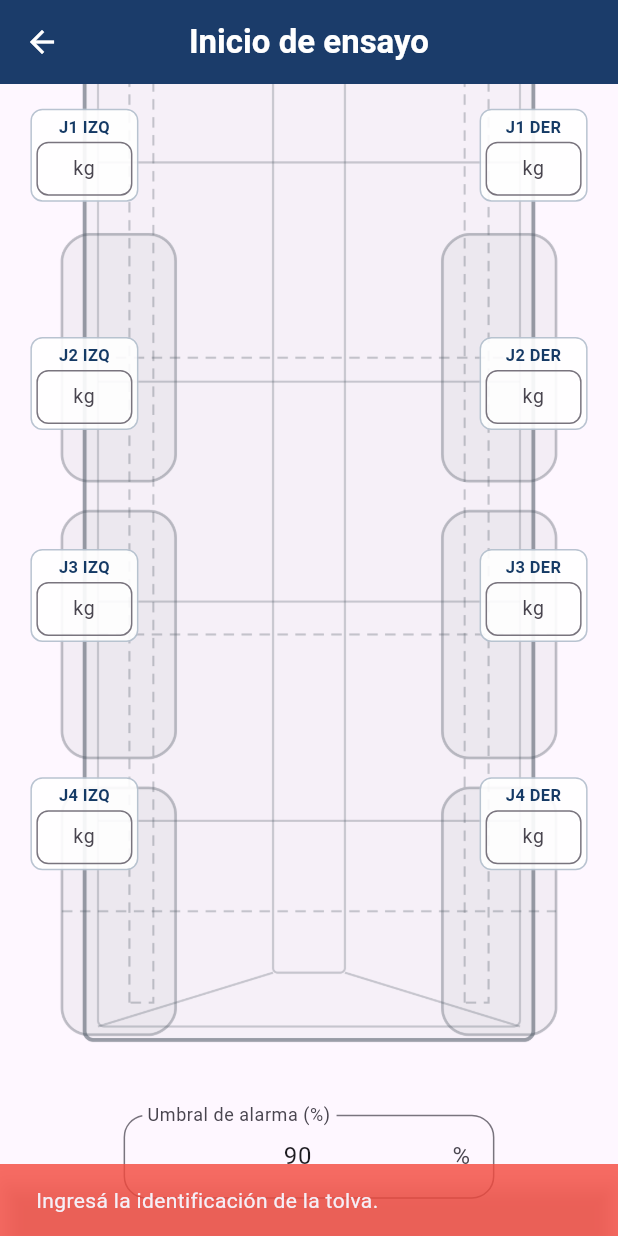
After one commit to Tirano61/9-platos-cestari-apk, a Flutter app: the InicioEnsayoPage screen opened by its route, scrolled down 576 dp, after a tap on "Comenzar ensayo", on a phone screen of 412 x 824 dp. The commit adds this screen. Run offline on Flutter 3.47's test engine with Material 3 defaults, Android fonts, the phone set to English and light mode, and no system bars; our stand-ins replace flutter_native_splash, get, permission_handler, share_plus, shared_preferences, sqflite; missing offline and left inert: excel, udp; accounts and stored records are empty; statements that could not run were skipped.

Commit message:
Inicio de ensayo: tolva, capacidades sobre el dibujo y umbral antes de los platos

```diff
--- /dev/null
+++ b/lib/Controllers/ensayo_controller.dart
@@ -0,0 +1,29 @@
+import 'package:get/get.dart';
+
+import 'package:nueve_platos_cestari/config/platos.dart';
+import 'package:nueve_platos_cestari/helpers/preferencias_ensayo.dart';
+
+/// Estado del ensayo de tolva en curso. Por ahora solo guarda lo que se cargo
+/// en la pantalla de inicio; el estatico y las maniobras se agregan despues.
+class EnsayoController extends GetxController {
+  /// Identificacion de la tolva ensayada.
+  final tolva = ''.obs;
+
+  /// Capacidad nominal de cada celda en kg (indice 0 = plato 1).
+  /// `''` = sin capacidad, esa celda no tiene alarma.
+  final capacidades = List.generate(cantidadPlatos, (_) => '').obs;
+
+  /// Umbral de alarma en %, comun a los 9 platos.
+  final umbral = PreferenciasEnsayo.umbralPorDefecto.obs;
+
+  void iniciarEnsayo({
+    required String tolva,
+    required List<String> capacidades,
+    required String umbral,
+  }) {
+    assert(capacidades.length == cantidadPlatos);
+    this.tolva.value = tolva;
+    this.capacidades.assignAll(capacidades);
+    this.umbral.value = umbral;
+  }
+}
--- a/lib/Pages/Home/homePage.dart
+++ b/lib/Pages/Home/homePage.dart
@@ -62,9 +62,9 @@ class HomePage extends StatelessWidget {
                       SizedBox(height: verticalSpacing),
                       ElevatedButton(
                         onPressed: () {
-                          Navigator.pushNamed(context, 'platos');
+                          Navigator.pushNamed(context, 'inicioEnsayo');
                         },
-                        child: const Text('Iniciar Pesaje'),
+                        child: const Text('Iniciar ensayo'),
                       ),
                     ],
                   ),
--- /dev/null
+++ b/lib/Pages/inicio_ensayo/inicio_ensayo_page.dart
@@ -0,0 +1,228 @@
+import 'package:flutter/material.dart';
+import 'package:flutter/services.dart';
+import 'package:get/get.dart';
+
+import 'package:nueve_platos_cestari/Controllers/ensayo_controller.dart';
+import 'package:nueve_platos_cestari/Pages/inicio_ensayo/widgets/tolva_capacidades.dart';
+import 'package:nueve_platos_cestari/Theme/theme.dart';
+import 'package:nueve_platos_cestari/config/SizeScreen.dart';
+import 'package:nueve_platos_cestari/config/platos.dart';
+import 'package:nueve_platos_cestari/config/theme.dart';
+import 'package:nueve_platos_cestari/helpers/preferencias_ensayo.dart';
+
+/// Inicio del ensayo (ruta 'inicioEnsayo'): identificacion de la tolva,
+/// capacidad nominal de cada celda sobre el dibujo y umbral de alarma.
+/// Las capacidades y el umbral se precargan de [PreferenciasEnsayo].
+class InicioEnsayoPage extends StatefulWidget {
+  const InicioEnsayoPage({super.key});
+
+  @override
+  State<InicioEnsayoPage> createState() => _InicioEnsayoPageState();
+}
+
+class _InicioEnsayoPageState extends State<InicioEnsayoPage> {
+  final _tolva = TextEditingController();
+  final _capacidades = [
+    for (var n = 1; n <= cantidadPlatos; n++) TextEditingController(),
+  ];
+  final _umbral = TextEditingController();
+
+  bool _cargando = true;
+  bool _tolvaVacia = false;
+
+  @override
+  void initState() {
+    super.initState();
+    _cargarPreferencias();
+  }
+
+  @override
+  void dispose() {
+    _tolva.dispose();
+    for (final c in _capacidades) {
+      c.dispose();
+    }
+    _umbral.dispose();
+    super.dispose();
+  }
+
+  Future<void> _cargarPreferencias() async {
+    final capacidades = await PreferenciasEnsayo.leerCapacidades();
+    final umbral = await PreferenciasEnsayo.leerUmbral();
+    if (!mounted) return;
+    setState(() {
+      for (var i = 0; i < cantidadPlatos; i++) {
+        _capacidades[i].text = capacidades[i];
+      }
+      _umbral.text = umbral;
+      _cargando = false;
+    });
+  }
+
+  /// Acepta la coma como separador decimal.
+  String _normalizar(String valor) => valor.trim().replaceAll(',', '.');
+
+  Future<void> _comenzar() async {
+    FocusScope.of(context).unfocus();
+
+    final tolva = _tolva.text.trim();
+    setState(() => _tolvaVacia = tolva.isEmpty);
+    if (tolva.isEmpty) {
+      _aviso('Ingresá la identificación de la tolva.');
+      return;
+    }
+
+    final capacidades = [for (final c in _capacidades) _normalizar(c.text)];
+    final invalidas = [
+      for (var n = 1; n <= cantidadPlatos; n++)
+        if (capacidades[n - 1].isNotEmpty &&
+            (double.tryParse(capacidades[n - 1]) ?? -1) < 0)
+          n,
+    ];
+    if (invalidas.isNotEmpty) {
+      _aviso('Capacidad inválida en: ${invalidas.map(nombrePlato).join(', ')}.');
+      return;
+    }
+
+    final umbral = _normalizar(_umbral.text);
+    final valorUmbral = double.tryParse(umbral);
+    if (valorUmbral == null || valorUmbral <= 0 || valorUmbral > 100) {
+      _aviso('El umbral de alarma tiene que ser un % mayor que 0 y hasta 100.');
+      return;
+    }
+
+    // Una celda sin capacidad no tiene alarma: se avisa pero se deja seguir.
+    final vacias = [
+      for (var n = 1; n <= cantidadPlatos; n++)
+        if (capacidades[n - 1].isEmpty) n,
+    ];
+    if (vacias.isNotEmpty && !await _confirmarSinCapacidad(vacias)) return;
+
+    await PreferenciasEnsayo.guardar(capacidades: capacidades, umbral: umbral);
+    Get.find<EnsayoController>().iniciarEnsayo(
+      tolva: tolva,
+      capacidades: capacidades,
+      umbral: umbral,
+    );
+
+    if (!mounted) return;
+    // Reemplaza la ruta: "atras" desde los platos vuelve al Home.
+    Navigator.pushReplacementNamed(context, 'platos');
+  }
+
+  Future<bool> _confirmarSinCapacidad(List<int> vacias) async {
+    final seguir = await showDialog<bool>(
+      context: context,
+      builder: (context) => AlertDialog(
+        title: const Text('Celdas sin capacidad'),
+        content: Text(
+          'No tienen capacidad cargada: ${vacias.map(nombrePlato).join(', ')}.\n'
+          'Esas celdas no van a tener alarma.',
+        ),
+        actions: [
+          TextButton(
+            onPressed: () => Navigator.pop(context, false),
+            child: const Text('Volver'),
+          ),
+          ElevatedButton(
+            onPressed: () => Navigator.pop(context, true),
+            child: const Text('Seguir'),
+          ),
+        ],
+      ),
+    );
+    return seguir ?? false;
+  }
+
+  void _aviso(String texto) {
+    ScaffoldMessenger.of(context).showSnackBar(
+      SnackBar(
+        content: Text(texto),
+        backgroundColor: ThemePlatos.errorColor,
+        duration: const Duration(seconds: 3),
+      ),
+    );
+  }
+
+  @override
+  Widget build(BuildContext context) {
+    return Scaffold(
+      appBar: AppBar(title: const Text('Inicio de ensayo')),
+      body: SafeArea(
+        child: _cargando
+            ? const Center(child: CircularProgressIndicator())
+            : _formulario(),
+      ),
+    );
+  }
+
+  Widget _formulario() {
+    final width = SizeScreen.sc().screenWidth;
+    final tablet = SizeScreen.sc().isMinWidth;
+
+    return SingleChildScrollView(
+      padding: EdgeInsets.symmetric(horizontal: width * 0.04, vertical: 16),
+      child: Column(
+        children: [
+          TextField(
+            controller: _tolva,
+            maxLength: 40,
+            textInputAction: TextInputAction.next,
+            onChanged: (_) {
+              if (_tolvaVacia) setState(() => _tolvaVacia = false);
+            },
+            decoration: InputDecoration(
+              border: OutlineInputBorder(borderRadius: BorderRadius.circular(15)),
+              counterText: '',
+              labelText: 'Identificación de la tolva',
+              errorText: _tolvaVacia ? 'Obligatorio' : null,
+              errorStyle: TextStyle(color: ThemePlatos.errorColor),
+            ),
+          ),
+          const SizedBox(height: 20),
+          Text(
+            'Capacidad nominal de cada celda (kg)',
+            style: TextStyle(
+              fontSize: tablet ? 16 : 14,
+              fontWeight: FontWeight.w700,
+              color: ThemeApp.colorTituloPlatos,
+            ),
+          ),
+          Text(
+            'Vacío = sin alarma para esa celda',
+            style: TextStyle(fontSize: tablet ? 13 : 11, color: Colors.black54),
+          ),
+          const SizedBox(height: 8),
+          // En tablet el dibujo no ocupa todo el ancho: quedaria demasiado alto.
+          ConstrainedBox(
+            constraints: const BoxConstraints(maxWidth: 520),
+            child: TolvaCapacidades(capacidades: _capacidades),
+          ),
+          const SizedBox(height: 20),
+          SizedBox(
+            width: tablet ? 260 : width * 0.6,
+            child: TextField(
+              controller: _umbral,
+              maxLength: 5,
+              textAlign: TextAlign.center,
+              keyboardType: const TextInputType.numberWithOptions(decimal: true),
+              inputFormatters: [FilteringTextInputFormatter.allow(RegExp(r'[0-9.,]'))],
+              decoration: InputDecoration(
+                border: OutlineInputBorder(borderRadius: BorderRadius.circular(15)),
+                counterText: '',
+                labelText: 'Umbral de alarma (%)',
+                suffixText: '%',
+              ),
+            ),
+          ),
+          const SizedBox(height: 20),
+          ElevatedButton.icon(
+            onPressed: _comenzar,
+            icon: const Icon(Icons.play_arrow),
+            label: const Text('Comenzar ensayo'),
+          ),
+        ],
+      ),
+    );
+  }
+}
--- /dev/null
+++ b/lib/Pages/inicio_ensayo/widgets/tolva_capacidades.dart
@@ -0,0 +1,117 @@
+import 'package:flutter/material.dart';
+import 'package:flutter/services.dart';
+
+import 'package:nueve_platos_cestari/config/SizeScreen.dart';
+import 'package:nueve_platos_cestari/config/platos.dart';
+import 'package:nueve_platos_cestari/config/theme.dart';
+
+/// Dibujo de la tolva con un campo de capacidad (kg) junto a cada celda.
+/// Se dibuja al ancho disponible; la posicion de cada campo sale de
+/// [posicionCelda], asi queda en su lugar con cualquier ancho de pantalla.
+class TolvaCapacidades extends StatelessWidget {
+  const TolvaCapacidades({super.key, required this.capacidades});
+
+  /// Un controller por plato (indice 0 = plato 1).
+  final List<TextEditingController> capacidades;
+
+  @override
+  Widget build(BuildContext context) {
+    return AspectRatio(
+      aspectRatio: proporcionTolva,
+      child: LayoutBuilder(
+        builder: (context, constraints) {
+          final ancho = constraints.maxWidth;
+          final alto = constraints.maxHeight;
+          final anchoCampo = (ancho * 0.19).clamp(60.0, 110.0);
+
+          return Stack(
+            children: [
+              Positioned.fill(
+                child: Image.asset(imagenTolva, fit: BoxFit.contain),
+              ),
+              for (var n = 1; n <= cantidadPlatos; n++)
+                _campo(n, ancho, alto, anchoCampo),
+            ],
+          );
+        },
+      ),
+    );
+  }
+
+  Widget _campo(int plato, double ancho, double alto, double anchoCampo) {
+    final posicion = posicionCelda(plato);
+    final x = posicion.x * ancho;
+    // Lado der: el campo arranca en x. Enganche y lado izq: termina en x.
+    final izquierda = esLadoDerecho(plato) ? x : x - anchoCampo;
+
+    return Positioned(
+      left: izquierda.clamp(0.0, ancho - anchoCampo),
+      top: posicion.y * alto,
+      width: anchoCampo,
+      // Centrado en la linea de la celda.
+      child: FractionalTranslation(
+        translation: const Offset(0, -0.5),
+        child: _CampoCapacidad(
+          label: nombrePlato(plato),
+          controller: capacidades[plato - 1],
+        ),
+      ),
+    );
+  }
+}
+
+/// Etiqueta con el nombre del plato y campo numerico chico (kg).
+class _CampoCapacidad extends StatelessWidget {
+  const _CampoCapacidad({required this.label, required this.controller});
+
+  final String label;
+  final TextEditingController controller;
+
+  @override
+  Widget build(BuildContext context) {
+    final tablet = SizeScreen.sc().isMinWidth;
+
+    return Container(
+      padding: const EdgeInsets.all(3),
+      decoration: BoxDecoration(
+        color: Colors.white.withValues(alpha: 0.9),
+        borderRadius: BorderRadius.circular(8),
+        border: Border.all(color: ThemeApp.colorTituloPlatos.withValues(alpha: 0.3)),
+      ),
+      child: Column(
+        mainAxisSize: MainAxisSize.min,
+        crossAxisAlignment: CrossAxisAlignment.stretch,
+        children: [
+          Text(
+            label,
+            textAlign: TextAlign.center,
+            maxLines: 1,
+            overflow: TextOverflow.ellipsis,
+            style: TextStyle(
+              fontSize: tablet ? 13 : 11,
+              fontWeight: FontWeight.w700,
+              color: ThemeApp.colorTituloPlatos,
+            ),
+          ),
+          const SizedBox(height: 2),
+          TextField(
+            controller: controller,
+            maxLength: 7,
+            textAlign: TextAlign.center,
+            textInputAction: TextInputAction.next,
+            keyboardType: const TextInputType.numberWithOptions(decimal: true),
+            inputFormatters: [FilteringTextInputFormatter.allow(RegExp(r'[0-9.,]'))],
+            style: TextStyle(fontSize: tablet ? 15 : 13),
+            decoration: InputDecoration(
+              isDense: true,
+              counterText: '',
+              hintText: 'kg',
+              contentPadding: const EdgeInsets.symmetric(horizontal: 4, vertical: 8),
+              border: OutlineInputBorder(borderRadius: BorderRadius.circular(8)),
+            ),
+          ),
+        ],
+      ),
+    );
+  }
+}
--- a/lib/Pages/nueve_platos/nueve_platos_page.dart
+++ b/lib/Pages/nueve_platos/nueve_platos_page.dart
@@ -10,6 +10,7 @@ import 'package:nueve_platos_cestari/models/pesadas/pesada_payload_model.dart';
 
 import 'package:nueve_platos_cestari/Pages/nueve_platos/widgets/export_home_wigets.dart';
 import 'package:nueve_platos_cestari/Controllers/controllers_export.dart';
+import 'package:nueve_platos_cestari/Controllers/ensayo_controller.dart';
 
 
 
@@ -20,6 +21,7 @@ class NuevePlatosPage extends StatelessWidget {
   final pesoControllers = [
     for (var n = 1; n <= cantidadPlatos; n++) Get.find<PesoController>(tag: 'plato$n'),
   ];
+  final ensayo = Get.find<EnsayoController>();
 
   @override
   Widget build(BuildContext context) {
@@ -31,7 +33,12 @@ class NuevePlatosPage extends StatelessWidget {
       return Scaffold(
         appBar: AppBar(
           //backgroundColor: ThemePlatos.backgroundTitulos,
-          title: const Text( 'Balanzas Hook'),
+          // Nombre de la tolva del ensayo en curso.
+          title: Text(
+            ensayo.tolva.value.isEmpty ? 'Balanzas Hook' : ensayo.tolva.value,
+            maxLines: 1,
+            overflow: TextOverflow.ellipsis,
+          ),
 
         ),
         body: Column(
--- a/lib/config/platos.dart
+++ b/lib/config/platos.dart
@@ -17,3 +17,29 @@ const List<String> nombresPlatos = [
 
 /// Nombre del plato [plato] (1..cantidadPlatos).
 String nombrePlato(int plato) => nombresPlatos[plato - 1];
+
+/// Dibujo de la tolva vista desde arriba, con la lanza y el enganche arriba.
+const String imagenTolva = 'assets/tolva.png';
+
+/// Ancho / alto de [imagenTolva] (1000 x 2868 px).
+const double proporcionTolva = 1000 / 2868;
+
+/// Donde va el campo de cada plato sobre [imagenTolva], en fracciones del
+/// ancho (x) y del alto (y) de la imagen. El indice 0 es el plato 1.
+///
+/// En el enganche y el lado izq el campo termina en x (queda a la izquierda);
+/// en el lado der empieza en x (queda a la derecha). En y queda centrado.
+/// Son una primera medida sobre el dibujo: se ajustan viendolas en el telefono.
+const List<({double x, double y})> posicionesCeldas = [
+  (x: 0.40, y: 0.12), // ENGANCHE, junto a la lanza
+  (x: 0.20, y: 0.43), (x: 0.80, y: 0.43), // J1
+  (x: 0.20, y: 0.57), (x: 0.80, y: 0.57), // J2
+  (x: 0.20, y: 0.70), (x: 0.80, y: 0.70), // J3
+  (x: 0.20, y: 0.84), (x: 0.80, y: 0.84), // J4
+];
+
+/// Posicion del campo del plato [plato] (1..cantidadPlatos) sobre [imagenTolva].
+({double x, double y}) posicionCelda(int plato) => posicionesCeldas[plato - 1];
+
+/// true en los platos del lado derecho (3, 5, 7, 9).
+bool esLadoDerecho(int plato) => plato > 1 && plato.isOdd;
--- a/lib/main.dart
+++ b/lib/main.dart
@@ -2,8 +2,10 @@ import 'package:nueve_platos_cestari/BaseDeDatos/connections/db_conexion.dart';
 import 'package:nueve_platos_cestari/BaseDeDatos/helpers/settings/first_data.dart';
 import 'package:nueve_platos_cestari/BaseDeDatos/services/settings/service_config.dart';
 import 'package:nueve_platos_cestari/Controllers/config_controller.dart';
+import 'package:nueve_platos_cestari/Controllers/ensayo_controller.dart';
 import 'package:nueve_platos_cestari/Controllers/peso_controller.dart';
 import 'package:nueve_platos_cestari/Pages/Home/homePage.dart';
+import 'package:nueve_platos_cestari/Pages/inicio_ensayo/inicio_ensayo_page.dart';
 import 'package:nueve_platos_cestari/Pages/nueve_platos/nueve_platos_page.dart';
 import 'package:nueve_platos_cestari/Pages/pesadas/pesadas_page.dart';
 import 'package:nueve_platos_cestari/config/SizeScreen.dart';
@@ -36,6 +38,7 @@ class MyApp extends StatefulWidget {
 
 class _MyAppState extends State<MyApp> {
   final puertos =  Get.put(ConfigController());
+  final ensayo = Get.put(EnsayoController());
   late final List<PesoController> platos;
 
   @override
@@ -119,6 +122,7 @@ class _MyAppState extends State<MyApp> {
         'home'    : (context) => const HomePage(),
         'pesadas' : (context) => PesadasPage(),
         'platos'  : (context) => NuevePlatosPage(),
+        'inicioEnsayo' : (context) => const InicioEnsayoPage(),
       }
     );
   }
```
Also changed, not shown: 3 other files.
